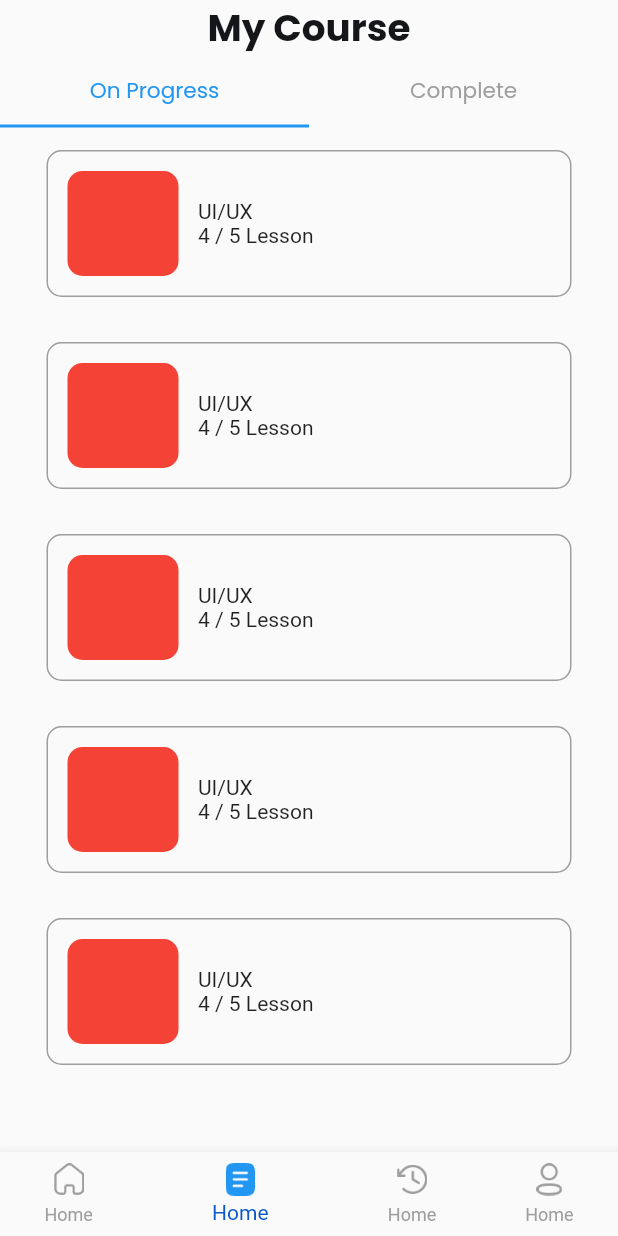
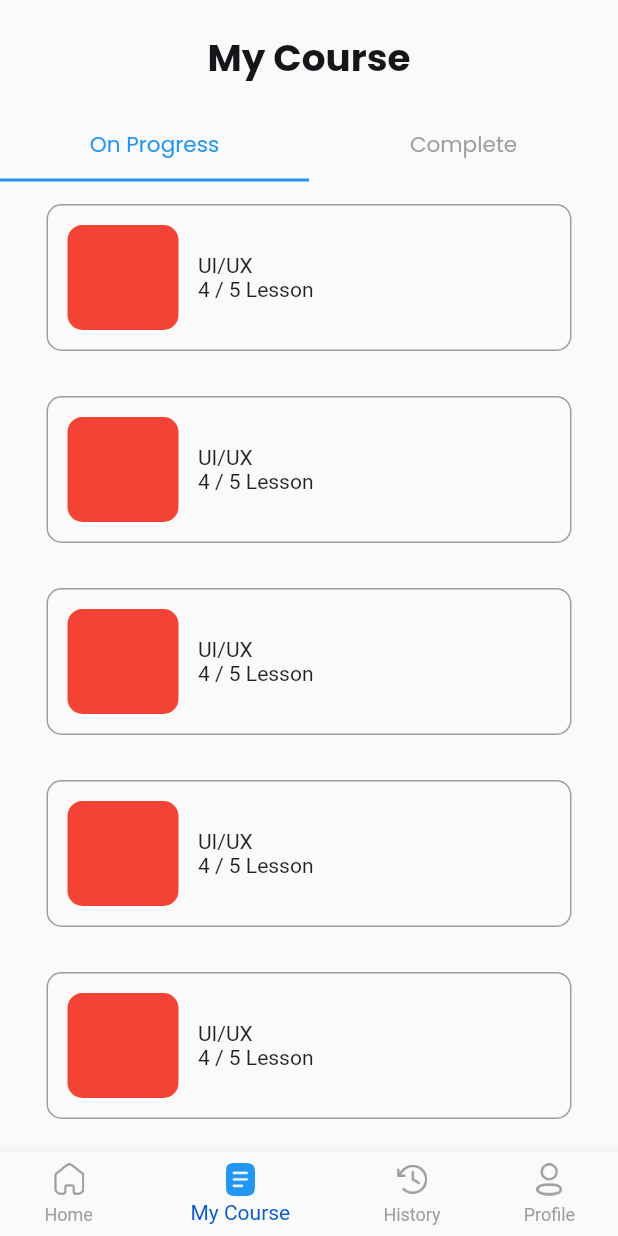
Before and after one commit to 99kairas/capstone_solo, a Flutter app: the screen it shows after launch, item 2 of the bottom bar chosen, on a phone screen of 412 x 824 dp. Run offline on Flutter 3.47's test engine with Material 2 defaults, Android fonts, the phone set to English and light mode, and no system bars; our stand-ins replace google_fonts.

Commit message:
tambah view

```diff
--- /dev/null
+++ b/config.json
@@ -0,0 +1,4 @@
+{
+    "openai_key": "",
+    "modules": []
+}
--- a/lib/View/screens/home_screen.dart
+++ b/lib/View/screens/home_screen.dart
@@ -39,53 +39,25 @@ class _HomeScreenState extends State<HomeScreen> {
         body: screenBottomNavigation(_selectedIndex),
         bottomNavigationBar: BottomNavigationBar(
           items: [
-            BottomNavigationBarItem(
-              icon: Container(
-                width: 20.5,
-                height: 21.51,
-                margin: const EdgeInsets.only(bottom: 3.49),
-                child: Image.asset(
-                  'assets/icon/ic_home.png',
-                  color: _selectedIndex == 0 ? Colors.blue : Colors.grey,
-                ),
-              ),
+            bottomNavBarWidget(
+              image: 'assets/icon/ic_home.png',
               label: 'Home',
+              color: _selectedIndex != 0 ? Colors.grey : Colors.blue,
             ),
-            BottomNavigationBarItem(
-              icon: Container(
-                width: 20.5,
-                height: 21.51,
-                margin: const EdgeInsets.only(bottom: 3.49),
-                child: Image.asset(
-                  'assets/icon/ic_mycourse.png',
-                  color: _selectedIndex == 1 ? Colors.blue : Colors.grey,
-                ),
-              ),
-              label: 'Home',
+            bottomNavBarWidget(
+              image: 'assets/icon/ic_mycourse.png',
+              label: 'My Course',
+              color: _selectedIndex != 1 ? Colors.grey : Colors.blue,
             ),
-            BottomNavigationBarItem(
-              icon: Container(
-                width: 20.5,
-                height: 21.51,
-                margin: const EdgeInsets.only(bottom: 3.49),
-                child: Image.asset(
-                  'assets/icon/ic_history.png',
-                  color: _selectedIndex == 2 ? Colors.blue : Colors.grey,
-                ),
-              ),
-              label: 'Home',
+            bottomNavBarWidget(
+              image: 'assets/icon/ic_history.png',
+              label: 'History',
+              color: _selectedIndex != 2 ? Colors.grey : Colors.blue,
             ),
-            BottomNavigationBarItem(
-              icon: Container(
-                width: 20.5,
-                height: 21.51,
-                margin: const EdgeInsets.only(bottom: 3.49),
-                child: Image.asset(
-                  'assets/icon/ic_profile.png',
-                  color: _selectedIndex == 3 ? Colors.blue : Colors.grey,
-                ),
-              ),
-              label: 'Home',
+            bottomNavBarWidget(
+              image: 'assets/icon/ic_profile.png',
+              label: 'Profile',
+              color: _selectedIndex != 3 ? Colors.grey : Colors.blue,
             ),
           ],
           currentIndex: _selectedIndex,
@@ -97,4 +69,23 @@ class _HomeScreenState extends State<HomeScreen> {
       ),
     );
   }
+
+  BottomNavigationBarItem bottomNavBarWidget({
+    required String image,
+    Color color = Colors.blue,
+    required String label,
+  }) {
+    return BottomNavigationBarItem(
+      icon: Container(
+        width: 20.5,
+        height: 21.51,
+        margin: const EdgeInsets.only(bottom: 3.49),
+        child: Image.asset(
+          image,
+          color: color,
+        ),
+      ),
+      label: label,
+    );
+  }
 }
--- a/lib/View/widgets/my_course/my_course_appbar.dart
+++ b/lib/View/widgets/my_course/my_course_appbar.dart
@@ -9,11 +9,14 @@ class MyCourseAppBar extends StatelessWidget {
     return SafeArea(
       child: Column(
         children: [
-          Text(
-            'My Course',
-            style: blackTextStyle.copyWith(
-              fontSize: 24.88,
-              fontWeight: FontWeight.bold,
+          Padding(
+            padding: const EdgeInsets.only(top: 20, bottom: 16),
+            child: Text(
+              'My Course',
+              style: blackTextStyle.copyWith(
+                fontSize: 24.88,
+                fontWeight: FontWeight.bold,
+              ),
             ),
           ),
           TabBar(
--- a/lib/View/widgets/profile/profile_appbar.dart
+++ b/lib/View/widgets/profile/profile_appbar.dart
@@ -19,9 +19,10 @@ class ProfileAppBar extends StatelessWidget {
               ),
             ),
           ),
-          const CircleAvatar(
+          CircleAvatar(
             backgroundColor: Colors.red,
             radius: 80,
+            child: Image.asset('assets/images/img_profile.png'),
           ),
           const SizedBox(height: 15),
           Text(
--- a/lib/View/widgets/profile/profile_body.dart
+++ b/lib/View/widgets/profile/profile_body.dart
@@ -11,22 +11,27 @@ class ProfileBody extends StatelessWidget {
       child: Column(
         children: [
           buttonWidget(
+              onTap: () {},
               image: 'assets/icon/ic_profile.png',
               title: 'Edit Profile',
               textColor: blueTextStyle.copyWith(fontSize: 14.4)),
           buttonWidget(
+              onTap: () {},
               image: 'assets/icon/ic_certificate.png',
               title: 'Certificate',
               textColor: blueTextStyle.copyWith(fontSize: 14.4)),
           buttonWidget(
+              onTap: () {},
               image: 'assets/icon/ic_transaction_history.png',
               title: 'Transaction History',
               textColor: blueTextStyle.copyWith(fontSize: 14.4)),
           buttonWidget(
+              onTap: () {},
               image: 'assets/icon/ic_help_center.png',
               title: 'Help Center',
               textColor: blueTextStyle.copyWith(fontSize: 14.4)),
           buttonWidget(
+            onTap: () {},
             image: 'assets/icon/ic_logout.png',
             title: 'Logout',
             color: redColor,
@@ -38,15 +43,16 @@ class ProfileBody extends StatelessWidget {
   }
 
   Widget buttonWidget({
+    required Function()? onTap,
     required String image,
     required String title,
     Color color = Colors.white,
     required TextStyle textColor,
   }) {
-    return GestureDetector(
-      onTap: () {},
-      child: Padding(
-        padding: const EdgeInsets.only(bottom: 15),
+    return Padding(
+      padding: const EdgeInsets.only(bottom: 15),
+      child: InkWell(
+        onTap: () {},
         child: Container(
           width: double.infinity,
           height: 34,
--- a/pubspec.yaml
+++ b/pubspec.yaml
@@ -62,6 +62,7 @@ flutter:
   # To add assets to your application, add an assets section, like this:
   assets:
     - assets/icon/
+    - assets/images/
   #   - images/a_dot_ham.jpeg
 
   # An image asset can refer to one or more resolution-specific "variants", see
```
Also changed, not shown: assets/images/img_profile.png (added).
